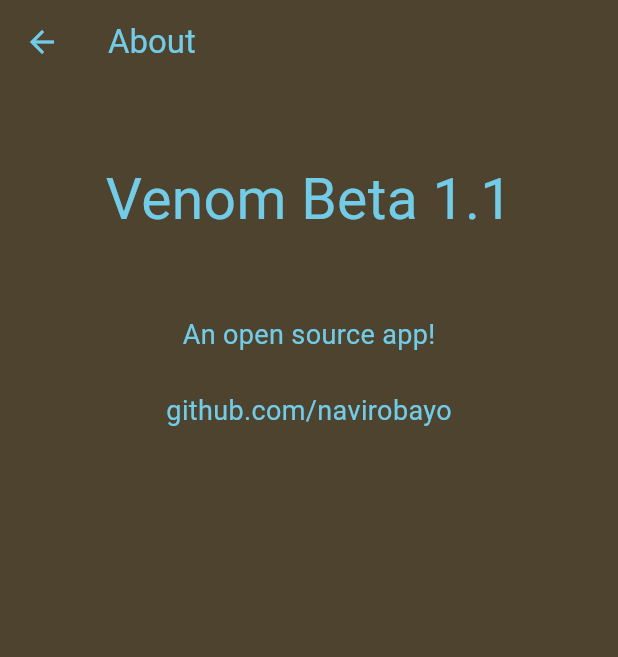
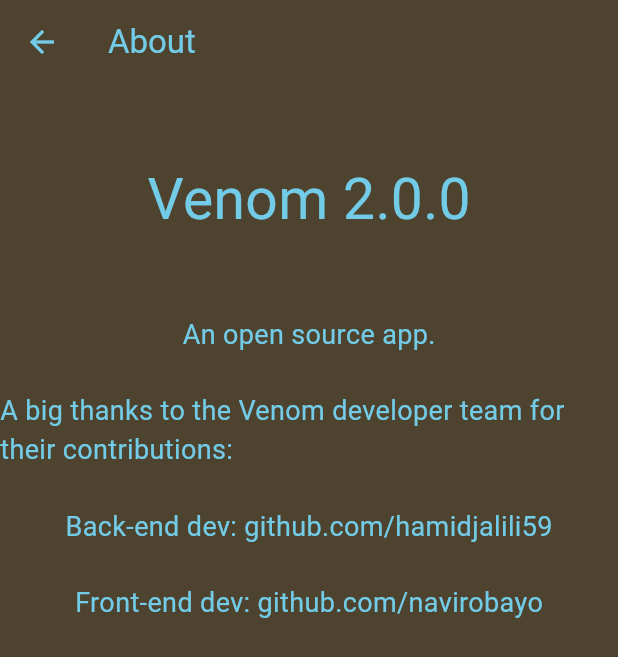
Before and after one commit to navirobayo/venom, a Flutter app: the AboutScreen screen opened directly, on a phone screen of 412 x 824 dp. Shown: the top 657 px of the screen. Run offline on Flutter 3.47's test engine with Material 2 defaults, Android fonts, the phone set to English and light mode, and no system bars; our stand-ins replace circular_countdown_timer, flutter_time_picker_spinner, google_fonts, sqflite, tuple; accounts and stored records are empty.

Commit message:
About screen update

```diff
--- a/venom/lib/presentation/settings_screen/about_screen.dart
+++ b/venom/lib/presentation/settings_screen/about_screen.dart
@@ -16,30 +16,37 @@
                 height: 50,
               ),
               Text(
-                "Venom Beta 1.1",
+                "Venom 2.0.0",
                 style: TextStyle(fontSize: 38.0),
               ),
               SizedBox(
                 height: 50,
               ),
               Text(
-                "An open source app!",
+                "An open source app.",
                 style: TextStyle(fontSize: 18.0),
               ),
               SizedBox(
                 height: 25,
               ),
               Text(
-                "github.com/navirobayo",
+                "A big thanks to the Venom developer team for their contributions:",
                 style: TextStyle(fontSize: 18.0),
               ),
-              /* SizedBox(
+              SizedBox(
                 height: 25,
               ),
               Text(
-                "Collaborators:",
+                "Back-end dev: github.com/hamidjalili59",
                 style: TextStyle(fontSize: 18.0),
-              ), */
+              ),
+              SizedBox(
+                height: 25,
+              ),
+              Text(
+                "Front-end dev: github.com/navirobayo",
+                style: TextStyle(fontSize: 18.0),
+              ),
             ],
           ),
         ));
```
